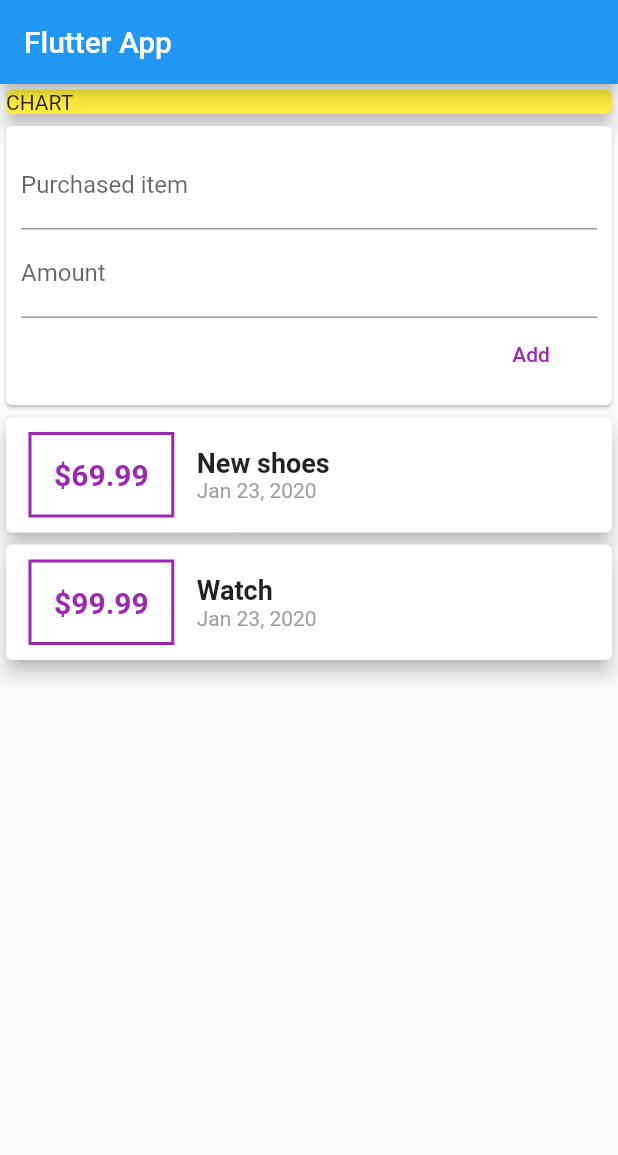
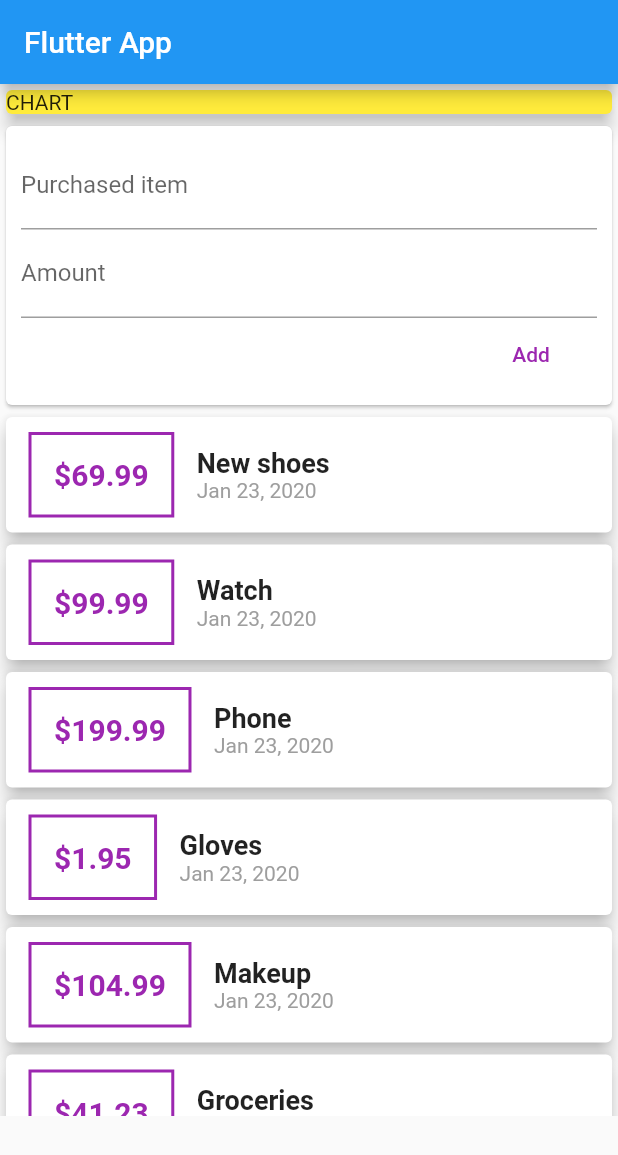
Before and after one commit to reemharbi/personal-expenses-flutter, a Flutter app: the screen it shows after launch, on a phone screen of 412 x 824 dp. Shown: the top 1155 px of the screen. Run offline on Flutter 3.47's test engine with Material 2 defaults, Android fonts, the phone set to English and light mode, and no system bars.

Commit message:
Create more transactions + ListView

```diff
--- a/lib/widgets/transaction_list.dart
+++ b/lib/widgets/transaction_list.dart
@@ -12,8 +12,7 @@ class TransactionList extends StatelessWidget {
   Widget build(BuildContext context) {
     return Container(
       height: 470,
-      child: SingleChildScrollView(
-              child: Column(
+      child: ListView(
           children: transactions.map((tx) {
             return Card(
               child: Row(
@@ -63,7 +62,6 @@ class TransactionList extends StatelessWidget {
             );
           }).toList(),
         ),
-      ),
     );
   }
 }
--- a/lib/widgets/user_transactions.dart
+++ b/lib/widgets/user_transactions.dart
@@ -21,6 +21,30 @@ class _UserTransactionsState extends State<UserTransactions> {
       id: 't2',
       title: 'Watch',
       amount: 99.99,
+      date: DateTime.now(),
+    ),
+     Transaction(
+      id: 't3',
+      title: 'Phone',
+      amount: 199.99,
+      date: DateTime.now(),
+    ),
+     Transaction(
+      id: 't4',
+      title: 'Gloves',
+      amount: 1.95,
+      date: DateTime.now(),
+    ),
+     Transaction(
+      id: 't5',
+      title: 'Makeup',
+      amount: 104.99,
+      date: DateTime.now(),
+    ),
+     Transaction(
+      id: 't6',
+      title: 'Groceries',
+      amount: 41.23,
       date: DateTime.now(),
     ),
   ];
```
